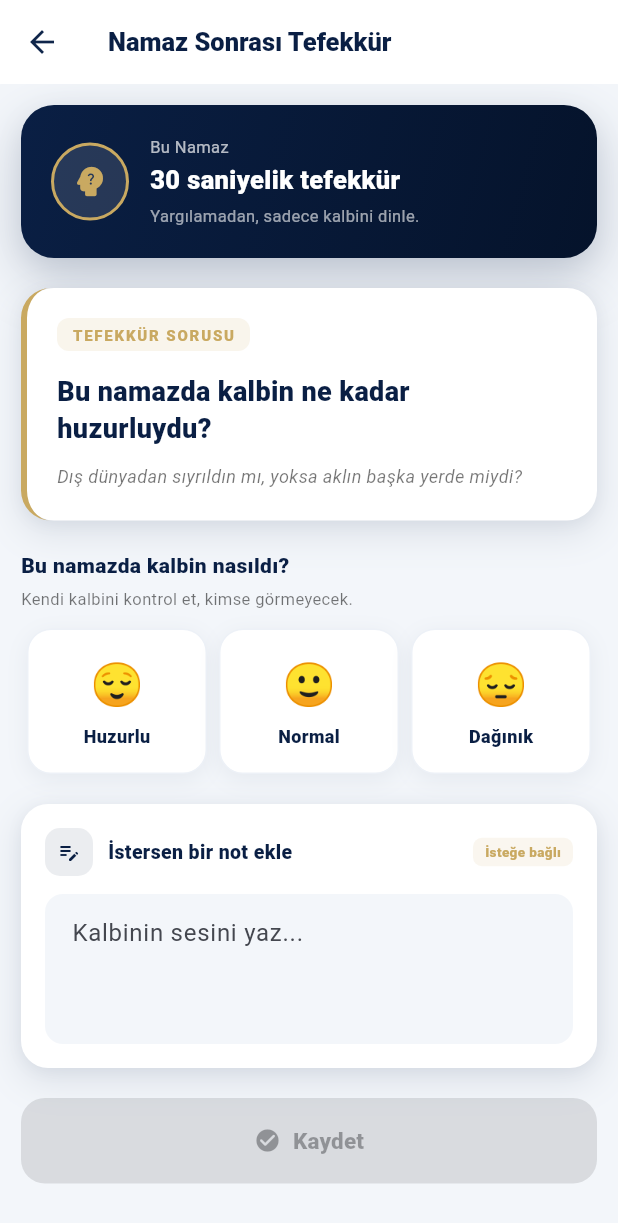
After one commit to oa6302/Ezan-Vakti-Ku-anmak, a Flutter app: the ReflectionPage screen opened directly, on a phone screen of 412 x 824 dp. The commit adds this screen. Shown: the top 1223 px of the screen. Run offline on Flutter 3.47's test engine with Material 3 defaults, Android fonts, the phone set to English and light mode, and no system bars; our stand-ins replace flutter_compass, flutter_local_notifications, flutter_timezone, geolocator, shared_preferences, speech_to_text and 1 more; missing offline and left inert: adhan_dart; accounts and stored records are empty.

Commit message:
feat: Ozellik 1+2+3 - Yolculuk + Ruh Halin + Tefekkur
Ozellik 1 - Manevi Yolculuk Haritasi:
- 365 gunluk GitHub tarzi isi haritasi
- Seviye sistemi + 3 stat (seri/en uzun/aktif gun)
- Aylik ozet + sonraki hedef

Ozellik 2 - Ruh Hali Eslesterme:
- 6 ruh hali x 3 oneri (ayet/hadis/dua/tefekkur)
- Renkli + derin golge kartlar
- Son secilen hatirlanir

Ozellik 3 - Namaz Sonrasi Tefekkur:
- 8 kisa tefekkur sorusu (rotating)
- 3 mood secimi (huzurlu/normal/dagink)
- Istege bagli not + kaydetme
- 'Allah kabul etsin' kapanis ekrani

```diff
--- a/lib/features/home/home_page.dart
+++ b/lib/features/home/home_page.dart
@@ -13,6 +13,7 @@ import 'package:nur_pusulasi/features/learn/pages/learn_page.dart';
 import 'package:nur_pusulasi/features/quran/pages/quran_page.dart';
 import 'package:nur_pusulasi/features/journey/pages/journey_page.dart';
 import 'package:nur_pusulasi/features/mood/pages/mood_page.dart';
+import 'package:nur_pusulasi/features/reflection/pages/reflection_page.dart';
 
 class HomePage extends StatelessWidget {
   const HomePage({super.key});
@@ -37,6 +38,9 @@ class HomePage extends StatelessWidget {
         break;
       case 'Ruh Halin':
         page = const MoodPage();
+        break;
+      case 'Tefekkür':
+        page = const ReflectionPage();
         break;
     }
     if (page != null) {
--- /dev/null
+++ b/lib/features/reflection/data/reflection_data.dart
@@ -0,0 +1,88 @@
+class ReflectionQuestion {
+  final String id;
+  final String question;
+  final String hint;
+  const ReflectionQuestion({
+    required this.id,
+    required this.question,
+    required this.hint,
+  });
+}
+
+/// Namaz sonrasi 30 saniyelik kisa tefekkur sorulari.
+/// Amac: kullanicinin kalbini kontrol etmesi, yargilamadan.
+const List<ReflectionQuestion> reflectionQuestions = [
+  ReflectionQuestion(
+    id: 'huzur',
+    question: 'Bu namazda kalbin ne kadar huzurluydu?',
+    hint: 'Dış dünyadan sıyrıldın mı, yoksa aklın başka yerde miydi?',
+  ),
+  ReflectionQuestion(
+    id: 'niyet',
+    question: 'Namaza başlarken niyetin neydi?',
+    hint: 'Alışkanlık mı, yoksa Allah ile buluşma mı?',
+  ),
+  ReflectionQuestion(
+    id: 'sukur',
+    question: 'Bu vakte eriştiğin için şükrettin mi?',
+    hint: 'Kaç kişi bu vakte erişemeden vefat etti.',
+  ),
+  ReflectionQuestion(
+    id: 'ders',
+    question: 'Bu namazdan sonra hayatına taşıyacağın bir ders var mı?',
+    hint: 'Küçük bir adım bile büyük değişim başlatır.',
+  ),
+  ReflectionQuestion(
+    id: 'af',
+    question: 'Bu namazda af dilediğin bir şey var mı?',
+    hint: 'Sadece sen ve Allah arasında, gizli kalan.',
+  ),
+  ReflectionQuestion(
+    id: 'sevgi',
+    question: 'Bu namazda Allah ile bağını hissettin mi?',
+    hint: 'Uzak mı, yakın mı, sıcak mı?',
+  ),
+  ReflectionQuestion(
+    id: 'sabir',
+    question: 'Bugün sabretmen gereken bir şey var mıydı?',
+    hint: 'Sabır, isyan etmemek değil; sükunetle dayanmaktır.',
+  ),
+  ReflectionQuestion(
+    id: 'gelecek',
+    question: 'Bu namazdan sonra yapmak istediğin bir iyilik var mı?',
+    hint: 'Bir selam, bir sadaka, bir dua.',
+  ),
+];
+
+/// Ruh hali: 'huzurlu', 'normal', 'dagink'
+class ReflectionEntry {
+  final String date;
+  final String vakit;
+  final String mood; // 'huzurlu' | 'normal' | 'dagink'
+  final String? note;
+  final DateTime timestamp;
+  const ReflectionEntry({
+    required this.date,
+    required this.vakit,
+    required this.mood,
+    this.note,
+    required this.timestamp,
+  });
+
+  Map<String, dynamic> toJson() => {
+    'date': date,
+    'vakit': vakit,
+    'mood': mood,
+    'note': note,
+    'timestamp': timestamp.toIso8601String(),
+  };
+
+  factory ReflectionEntry.fromJson(Map<String, dynamic> json) =>
+      ReflectionEntry(
+        date: json['date'] as String,
+        vakit: json['vakit'] as String,
+        mood: json['mood'] as String,
+        note: json['note'] as String?,
+        timestamp: DateTime.parse(json['timestamp'] as String),
+      );
+}
--- /dev/null
+++ b/lib/features/reflection/pages/reflection_page.dart
@@ -0,0 +1,388 @@
+import 'dart:convert';
+import 'package:flutter/material.dart';
+import 'package:shared_preferences/shared_preferences.dart';
+import 'package:nur_pusulasi/app/shadows.dart';
+import '../data/reflection_data.dart';
+
+const _navy = Color(0xFF0A1F44);
+const _navyDeep = Color(0xFF05132B);
+const _gold = Color(0xFFC9A961);
+const _green = Color(0xFF2FAE7F);
+const _red = Color(0xFFB71C1C);
+
+class ReflectionPage extends StatefulWidget {
+  final String vakit;
+  const ReflectionPage({super.key, this.vakit = 'Bu Namaz'});
+  @override
+  State<ReflectionPage> createState() => _ReflectionPageState();
+}
+
+class _ReflectionPageState extends State<ReflectionPage> {
+  static const _key = 'reflection_entries_v1';
+  final _noteCtrl = TextEditingController();
+  late ReflectionQuestion _question;
+  String _mood = '';
+  int _step = 0; // 0=soru, 1=sonuc
+
+  @override
+  void initState() {
+    super.initState();
+    _question = reflectionQuestions[
+        DateTime.now().millisecondsSinceEpoch % reflectionQuestions.length];
+  }
+
+  @override
+  void dispose() {
+    _noteCtrl.dispose();
+    super.dispose();
+  }
+
+  Future<void> _save() async {
+    if (_mood.isEmpty) return;
+    final prefs = await SharedPreferences.getInstance();
+    final raw = prefs.getString(_key);
+    List<dynamic> list = [];
+    if (raw != null) {
+      try { list = jsonDecode(raw) as List<dynamic>; } catch (_) {}
+    }
+    final now = DateTime.now();
+    final dateStr = '${now.year}-${now.month.toString().padLeft(2, '0')}-${now.day.toString().padLeft(2, '0')}';
+    list.insert(0, ReflectionEntry(
+      date: dateStr,
+      vakit: widget.vakit,
+      mood: _mood,
+      note: _noteCtrl.text.trim().isEmpty ? null : _noteCtrl.text.trim(),
+      timestamp: now,
+    ).toJson());
+    // Son 200 kayit
+    if (list.length > 200) list = list.sublist(0, 200);
+    await prefs.setString(_key, jsonEncode(list));
+    if (mounted) setState(() => _step = 1);
+  }
+
+  @override
+  Widget build(BuildContext context) {
+    return Scaffold(
+      backgroundColor: const Color(0xFFF3F6FA),
+      appBar: AppBar(
+        title: const Text('Namaz Sonrası Tefekkür',
+            style: TextStyle(
+                color: _navy, fontSize: 17, fontWeight: FontWeight.w900)),
+      ),
+      body: _step == 0 ? _questionStep() : _doneStep(),
+    );
+  }
+
+  Widget _questionStep() {
+    return ListView(
+      padding: const EdgeInsets.all(14),
+      children: [
+        _hero(),
+        const SizedBox(height: 20),
+        _questionCard(),
+        const SizedBox(height: 20),
+        _moodRow(),
+        const SizedBox(height: 20),
+        _noteCard(),
+        const SizedBox(height: 20),
+        _saveButton(),
+        const SizedBox(height: 20),
+      ],
+    );
+  }
+
+  Widget _hero() {
+    return Container(
+      padding: const EdgeInsets.all(20),
+      decoration: BoxDecoration(
+        gradient: const LinearGradient(
+          colors: [_navy, _navyDeep],
+          begin: Alignment.topLeft,
+          end: Alignment.bottomRight,
+        ),
+        borderRadius: BorderRadius.circular(22),
+        boxShadow: AppShadows.deep(),
+      ),
+      child: Row(
+        children: [
+          Container(
+            width: 52, height: 52,
+            decoration: BoxDecoration(
+              color: Colors.white.withValues(alpha: 0.12),
+              shape: BoxShape.circle,
+              border: Border.all(color: _gold, width: 2),
+            ),
+            child: const Icon(Icons.psychology_alt_rounded,
+                color: _gold, size: 26),
+          ),
+          const SizedBox(width: 14),
+          Expanded(
+            child: Column(
+              crossAxisAlignment: CrossAxisAlignment.start,
+              children: [
+                Text(widget.vakit,
+                    style: const TextStyle(
+                        color: Colors.white70, fontSize: 11)),
+                const SizedBox(height: 2),
+                const Text('30 saniyelik tefekkür',
+                    style: TextStyle(
+                        color: Colors.white,
+                        fontSize: 17,
+                        fontWeight: FontWeight.w900)),
+                const SizedBox(height: 4),
+                const Text('Yargılamadan, sadece kalbini dinle.',
+                    style: TextStyle(color: Colors.white60, fontSize: 11)),
+              ],
+            ),
+          ),
+        ],
+      ),
+    );
+  }
+
+  Widget _questionCard() {
+    return Container(
+      padding: const EdgeInsets.all(20),
+      decoration: BoxDecoration(
+        color: Colors.white,
+        borderRadius: BorderRadius.circular(20),
+        boxShadow: AppShadows.medium(),
+        border: Border(
+          left: BorderSide(color: _gold, width: 4),
+        ),
+      ),
+      child: Column(
+        crossAxisAlignment: CrossAxisAlignment.start,
+        children: [
+          Container(
+            padding: const EdgeInsets.symmetric(horizontal: 10, vertical: 4),
+            decoration: BoxDecoration(
+              color: _gold.withValues(alpha: 0.12),
+              borderRadius: BorderRadius.circular(8),
+            ),
+            child: const Text('TEFEKKÜR SORUSU',
+                style: TextStyle(
+                    color: _gold,
+                    fontSize: 10,
+                    fontWeight: FontWeight.w900,
+                    letterSpacing: 1.2)),
+          ),
+          const SizedBox(height: 14),
+          Text(_question.question,
+              style: const TextStyle(
+                  color: _navy,
+                  fontSize: 18,
+                  fontWeight: FontWeight.w900,
+                  height: 1.4)),
+          const SizedBox(height: 10),
+          Text(_question.hint,
+              style: const TextStyle(
+                  color: Colors.black54,
+                  fontSize: 12,
+                  height: 1.6,
+                  fontStyle: FontStyle.italic)),
+        ],
+      ),
+    );
+  }
+
+  Widget _moodRow() {
+    const options = [
+      ('huzurlu', '😌', 'Huzurlu', _green),
+      ('normal', '🙂', 'Normal', _gold),
+      ('dagink', '😔', 'Dağınık', _red),
+    ];
+    return Column(
+      crossAxisAlignment: CrossAxisAlignment.start,
+      children: [
+        const Text('Bu namazda kalbin nasıldı?',
+            style: TextStyle(
+                color: _navy, fontSize: 14, fontWeight: FontWeight.w900)),
+        const SizedBox(height: 4),
+        const Text('Kendi kalbini kontrol et, kimse görmeyecek.',
+            style: TextStyle(color: Colors.black54, fontSize: 11)),
+        const SizedBox(height: 12),
+        Row(
+          children: options.map((o) {
+            final active = _mood == o.$1;
+            return Expanded(
+              child: Padding(
+                padding: const EdgeInsets.symmetric(horizontal: 4),
+                child: Material(
+                  color: Colors.transparent,
+                  child: InkWell(
+                    borderRadius: BorderRadius.circular(16),
+                    onTap: () => setState(() => _mood = o.$1),
+                    child: Container(
+                      padding: const EdgeInsets.symmetric(vertical: 16),
+                      decoration: BoxDecoration(
+                        color: active ? o.$4 : Colors.white,
+                        borderRadius: BorderRadius.circular(16),
+                        border: Border.all(
+                          color: active ? o.$4 : const Color(0xFFEDF1F7),
+                          width: active ? 2 : 1,
+                        ),
+                        boxShadow: active
+                            ? AppShadows.colored(o.$4, alpha: 0.3)
+                            : AppShadows.soft(),
+                      ),
+                      child: Column(
+                        children: [
+                          Text(o.$2,
+                              style: const TextStyle(fontSize: 28)),
+                          const SizedBox(height: 6),
+                          Text(o.$3,
+                              style: TextStyle(
+                                  color: active ? Colors.white : _navy,
+                                  fontSize: 12,
+                                  fontWeight: FontWeight.w800)),
+                        ],
+                      ),
+                    ),
+                  ),
+                ),
+              ),
+            );
+          }).toList(),
+        ),
+      ],
+    );
+  }
+
+  Widget _noteCard() {
+    return Container(
+      padding: const EdgeInsets.all(16),
+      decoration: BoxDecoration(
+        color: Colors.white,
+        borderRadius: BorderRadius.circular(18),
+        boxShadow: AppShadows.medium(),
+      ),
+      child: Column(
+        crossAxisAlignment: CrossAxisAlignment.start,
+        children: [
+          Row(
+            children: [
+              Container(
+                padding: const EdgeInsets.all(8),
+                decoration: BoxDecoration(
+                  color: _navy.withValues(alpha: 0.08),
+                  borderRadius: BorderRadius.circular(10),
+                ),
+                child: const Icon(Icons.edit_note_rounded,
+                    color: _navy, size: 16),
+              ),
+              const SizedBox(width: 10),
+              const Text('İstersen bir not ekle',
+                  style: TextStyle(
+                      color: _navy,
+                      fontSize: 13,
+                      fontWeight: FontWeight.w900)),
+              const Spacer(),
+              Container(
+                padding: const EdgeInsets.symmetric(
+                    horizontal: 8, vertical: 3),
+                decoration: BoxDecoration(
+                  color: _gold.withValues(alpha: 0.1),
+                  borderRadius: BorderRadius.circular(6),
+                ),
+                child: const Text('İsteğe bağlı',
+                    style: TextStyle(
+                        color: _gold,
+                        fontSize: 9,
+                        fontWeight: FontWeight.w800)),
+              ),
+            ],
+          ),
+          const SizedBox(height: 12),
+          TextField(
+            controller: _noteCtrl,
+            maxLines: 3,
+            decoration: InputDecoration(
+              hintText: 'Kalbinin sesini yaz...',
+              filled: true,
+              fillColor: const Color(0xFFF3F6FA),
+              contentPadding: const EdgeInsets.all(14),
+              border: OutlineInputBorder(
+                borderRadius: BorderRadius.circular(12),
+                borderSide: BorderSide.none,
+              ),
+            ),
+          ),
+        ],
+      ),
+    );
+  }
+
+  Widget _saveButton() {
+    final enabled = _mood.isNotEmpty;
+    return SizedBox(
+      width: double.infinity,
+      child: FilledButton.icon(
+        style: FilledButton.styleFrom(
+          backgroundColor: enabled ? _navy : Colors.grey[300],
+          foregroundColor: Colors.white,
+          padding: const EdgeInsets.symmetric(vertical: 18),
+          shape: RoundedRectangleBorder(
+              borderRadius: BorderRadius.circular(16)),
+        ),
+        onPressed: enabled ? _save : null,
+        icon: const Icon(Icons.check_circle_rounded),
+        label: const Text('Kaydet',
+            style: TextStyle(fontSize: 15, fontWeight: FontWeight.w800)),
+      ),
+    );
+  }
+
+  Widget _doneStep() {
+    return Center(
+      child: Padding(
+        padding: const EdgeInsets.all(24),
+        child: Column(
+          mainAxisAlignment: MainAxisAlignment.center,
+          children: [
+            Container(
+              padding: const EdgeInsets.all(24),
+              decoration: BoxDecoration(
+                color: _green.withValues(alpha: 0.12),
+                shape: BoxShape.circle,
+              ),
+              child: const Icon(Icons.check_rounded,
+                  color: _green, size: 56),
+            ),
+            const SizedBox(height: 24),
+            const Text('Allah kabul etsin',
+                style: TextStyle(
+                    color: _navy,
+                    fontSize: 22,
+                    fontWeight: FontWeight.w900)),
+            const SizedBox(height: 10),
+            const Text(
+              'Tefekkür kaydın cihazında saklandı.\nKimseyle paylaşılmaz.',
+              textAlign: TextAlign.center,
+              style: TextStyle(
+                  color: Colors.black54, fontSize: 13, height: 1.6),
+            ),
+            const SizedBox(height: 30),
+            SizedBox(
+              width: double.infinity,
+              child: FilledButton(
+                style: FilledButton.styleFrom(
+                  backgroundColor: _navy,
+                  padding: const EdgeInsets.symmetric(vertical: 16),
+                  shape: RoundedRectangleBorder(
+                      borderRadius: BorderRadius.circular(14)),
+                ),
+                onPressed: () => Navigator.pop(context),
+                child: const Text('Tamam',
+                    style: TextStyle(
+                        color: Colors.white,
+                        fontSize: 15,
+                        fontWeight: FontWeight.w800)),
+              ),
+            ),
+          ],
+        ),
+      ),
+    );
+  }
+}
--- a/lib/main.dart
+++ b/lib/main.dart
@@ -14,6 +14,7 @@ import 'features/notifications/notification_settings_page.dart';
 import 'features/settings/language_settings_page.dart';
 import 'features/journey/pages/journey_page.dart';
 import 'features/mood/pages/mood_page.dart';
+import 'features/reflection/pages/reflection_page.dart';
 
 const _navy = Color(0xFF0A1F44);
 const _red = Color(0xFFB71C1C);
@@ -179,6 +180,10 @@ class _SettingsHub extends StatelessWidget {
       body: ListView(
         padding: const EdgeInsets.all(14),
         children: [
+          _tile(context, Icons.psychology_alt_rounded, 'Namaz Sonrası Tefekkür',
+              '30 saniyelik kalp muhasebesi',
+              () => Navigator.push(context,
+                  MaterialPageRoute<void>(builder: (_) => const ReflectionPage()))),
           _tile(context, Icons.self_improvement_rounded, 'Ruh Halin',
               'Kalbin ne söylüyorsa',
               () => Navigator.push(context,
```
